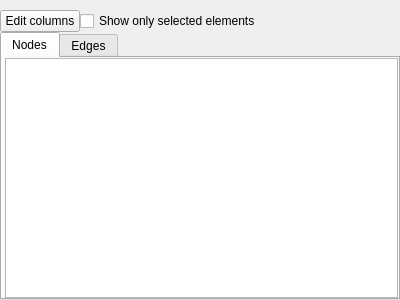
Qt form plugins/view/spreadsheet/SpreadViewWidget.ui (jalamao/tulip-1) before a commit.
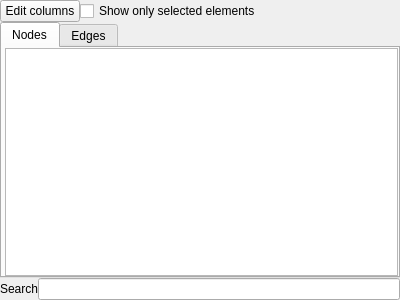
The same form after that commit. Custom widgets are drawn as their Qt base class.

The edit to the form file:
```diff
--- a/plugins/view/spreadsheet/SpreadViewWidget.ui
+++ b/plugins/view/spreadsheet/SpreadViewWidget.ui
@@ -17,16 +17,7 @@
    <property name="spacing">
     <number>0</number>
    </property>
-   <property name="leftMargin">
-    <number>0</number>
-   </property>
-   <property name="topMargin">
-    <number>10</number>
-   </property>
-   <property name="rightMargin">
-    <number>0</number>
-   </property>
-   <property name="bottomMargin">
+   <property name="margin">
     <number>0</number>
    </property>
    <item>
@@ -155,6 +146,23 @@
      </item>
     </layout>
    </item>
+   <item>
+    <layout class="QGridLayout" name="gridLayout_2">
+     <property name="topMargin">
+      <number>0</number>
+     </property>
+     <item row="0" column="0">
+      <widget class="QLabel" name="label">
+       <property name="text">
+        <string>Search</string>
+       </property>
+      </widget>
+     </item>
+     <item row="0" column="1">
+      <widget class="QLineEdit" name="searchBarLineEdit"/>
+     </item>
+    </layout>
+   </item>
   </layout>
  </widget>
  <customwidgets>
```
Left out of the diff: 2 changed lines with no effect on the pictures.
